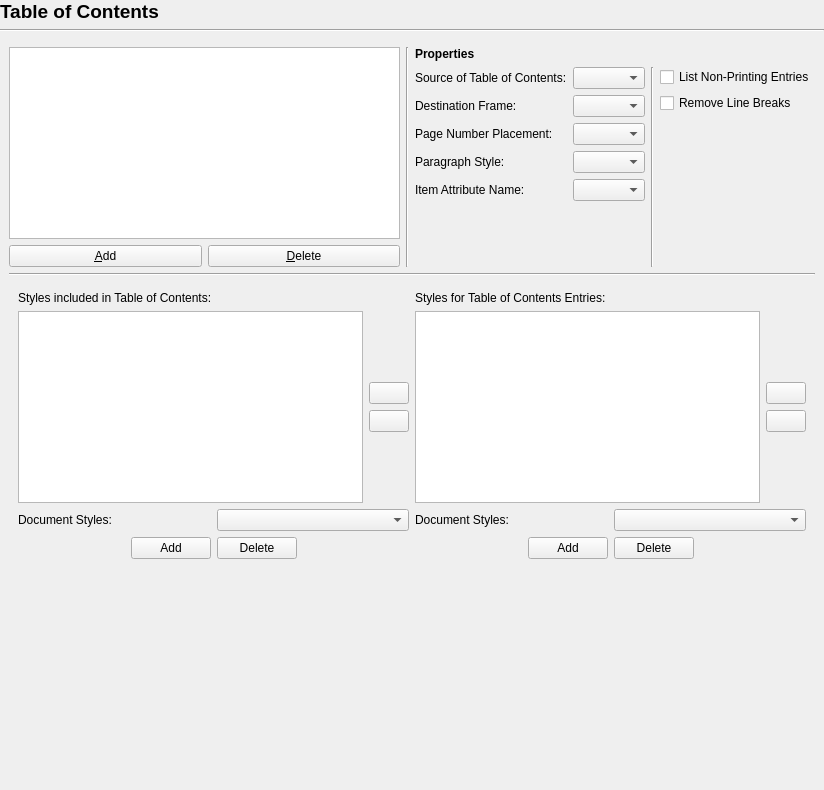
scribusproject/scribus, file scribus/ui/prefs_tableofcontentsbase.ui: the form before one commit.
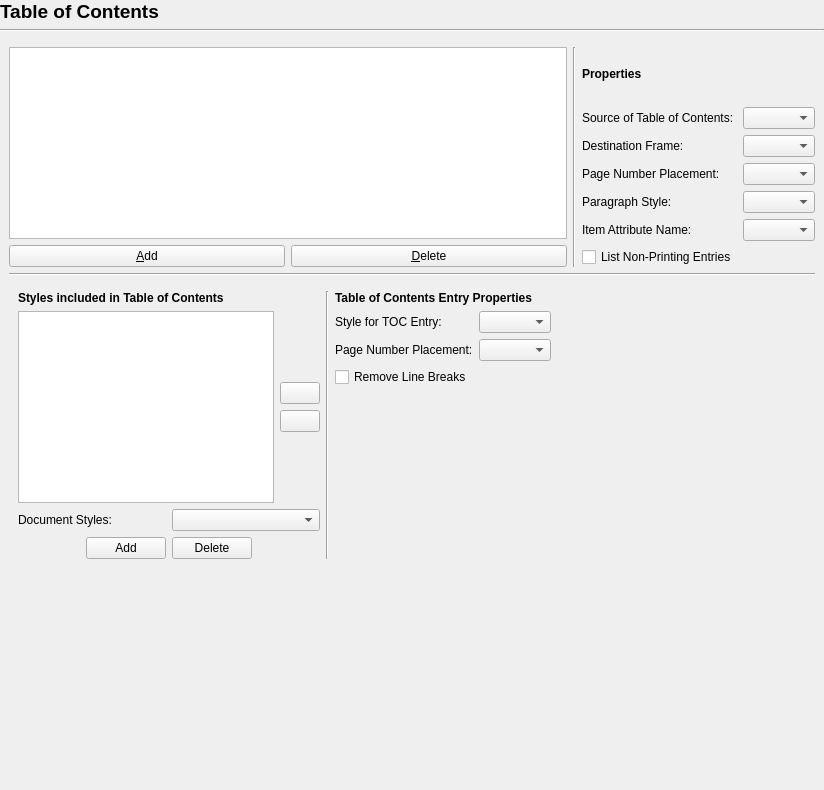
The form after the commit.

Commit message: Update TOC. Reorganise UI. Move entry style, line break and page location settings to per header style.

Patch:
```diff
--- a/scribus/ui/prefs_tableofcontentsbase.ui
+++ b/scribus/ui/prefs_tableofcontentsbase.ui
@@ -64,7 +64,7 @@
         <height>748</height>
        </rect>
       </property>
-      <layout class="QVBoxLayout" name="verticalLayout_9">
+      <layout class="QVBoxLayout" name="verticalLayout_8">
        <item>
         <layout class="QHBoxLayout" name="horizontalLayout_4">
          <item>
@@ -192,13 +192,6 @@
                  </property>
                 </widget>
                </item>
-               <item row="4" column="1">
-                <widget class="QComboBox" name="itemAttrComboBox">
-                 <property name="toolTip">
-                  <string>The Item Attribute that will be set on frames used as a basis for creation of the entries</string>
-                 </property>
-                </widget>
-               </item>
                <item row="4" column="0">
                 <widget class="QLabel" name="tocItemAttrLabel">
                  <property name="text">
@@ -209,50 +202,23 @@
                  </property>
                 </widget>
                </item>
-              </layout>
-             </item>
-             <item>
-              <widget class="Line" name="line_3">
-               <property name="orientation">
-                <enum>Qt::Vertical</enum>
-               </property>
-              </widget>
-             </item>
-             <item>
-              <layout class="QVBoxLayout" name="verticalLayout_4">
-               <item>
+               <item row="4" column="1">
+                <widget class="QComboBox" name="itemAttrComboBox">
+                 <property name="toolTip">
+                  <string>The Item Attribute that will be set on frames used as a basis for creation of the entries</string>
+                 </property>
+                </widget>
+               </item>
+               <item row="5" column="0">
                 <widget class="QCheckBox" name="itemListNonPrintingCheckBox">
                  <property name="toolTip">
-                  <string>Include frames that are set to not print as well</string>
+                  <string>Include frames that are set to not print</string>
                  </property>
                  <property name="text">
                   <string>List Non-Printing Entries</string>
                  </property>
                 </widget>
                </item>
-               <item>
-                <widget class="QCheckBox" name="removeLineBreaksCheckBox">
-                 <property name="toolTip">
-                  <string>Remove line breaks from text in the heading</string>
-                 </property>
-                 <property name="text">
-                  <string>Remove Line Breaks</string>
-                 </property>
-                </widget>
-               </item>
-               <item>
-                <spacer name="verticalSpacer_3">
-                 <property name="orientation">
-                  <enum>Qt::Vertical</enum>
-                 </property>
-                 <property name="sizeHint" stdset="0">
-                  <size>
-                   <width>20</width>
-                   <height>40</height>
-                  </size>
-                 </property>
-                </spacer>
-               </item>
               </layout>
              </item>
             </layout>
@@ -274,13 +240,19 @@
           <number>0</number>
          </property>
          <widget class="QWidget" name="page">
-          <layout class="QHBoxLayout" name="horizontalLayout_9">
+          <layout class="QHBoxLayout" name="horizontalLayout_5">
            <item>
             <layout class="QVBoxLayout" name="verticalLayout_6">
              <item>
               <widget class="QLabel" name="label_4">
+               <property name="font">
+                <font>
+                 <weight>75</weight>
+                 <bold>true</bold>
+                </font>
+               </property>
                <property name="text">
-                <string>Styles included in Table of Contents:</string>
+                <string>Styles included in Table of Contents</string>
                </property>
               </widget>
              </item>
@@ -403,80 +375,38 @@
             </layout>
            </item>
            <item>
-            <layout class="QVBoxLayout" name="verticalLayout_8">
+            <widget class="Line" name="line_5">
+             <property name="orientation">
+              <enum>Qt::Vertical</enum>
+             </property>
+            </widget>
+           </item>
+           <item>
+            <layout class="QVBoxLayout" name="verticalLayout_7">
              <item>
               <widget class="QLabel" name="label_6">
+               <property name="font">
+                <font>
+                 <weight>75</weight>
+                 <bold>true</bold>
+                </font>
+               </property>
                <property name="text">
-                <string>Styles for Table of Contents Entries:</string>
+                <string>Table of Contents Entry Properties</string>
                </property>
               </widget>
              </item>
              <item>
-              <layout class="QHBoxLayout" name="horizontalLayout_7">
-               <item>
-                <widget class="QListWidget" name="styleListTOCWidget">
-                 <property name="sortingEnabled">
-                  <bool>false</bool>
-                 </property>
-                </widget>
-               </item>
-               <item>
-                <layout class="QVBoxLayout" name="verticalLayout_7">
-                 <item>
-                  <spacer name="verticalSpacer_5">
-                   <property name="orientation">
-                    <enum>Qt::Vertical</enum>
-                   </property>
-                   <property name="sizeHint" stdset="0">
-                    <size>
-                     <width>20</width>
-                     <height>40</height>
-                    </size>
-                   </property>
-                  </spacer>
-                 </item>
-                 <item>
-                  <widget class="QPushButton" name="tocEntryStyleUpButton">
-                   <property name="text">
-                    <string/>
-                   </property>
-                  </widget>
-                 </item>
-                 <item>
-                  <widget class="QPushButton" name="tocEntryStyleDownButton">
-                   <property name="text">
-                    <string/>
-                   </property>
-                  </widget>
-                 </item>
-                 <item>
-                  <spacer name="verticalSpacer_6">
-                   <property name="orientation">
-                    <enum>Qt::Vertical</enum>
-                   </property>
-                   <property name="sizeHint" stdset="0">
-                    <size>
-                     <width>20</width>
-                     <height>40</height>
-                    </size>
-                   </property>
-                  </spacer>
-                 </item>
-                </layout>
-               </item>
-              </layout>
-             </item>
-             <item>
-              <layout class="QHBoxLayout" name="horizontalLayout_5">
-               <item>
+              <layout class="QFormLayout" name="formLayout_2">
+               <item row="0" column="0">
                 <widget class="QLabel" name="label_7">
                  <property name="text">
-                  <string>Document Styles:</string>
+                  <string>Style for TOC Entry:</string>
                  </property>
                 </widget>
                </item>
-               <item>
-                <widget class="QComboBox" name="paragraphStyleTOCComboBox">
+               <item row="0" column="1">
+                <widget class="QComboBox" name="tocEntryStyleComboBox">
                  <property name="sizePolicy">
                   <sizepolicy hsizetype="Preferred" vsizetype="Fixed">
                    <horstretch>0</horstretch>
@@ -485,54 +415,63 @@
                  </property>
                 </widget>
                </item>
-              </layout>
-             </item>
-             <item>
-              <layout class="QHBoxLayout" name="horizontalLayout_6">
-               <item>
-                <spacer name="horizontalSpacer_3">
-                 <property name="orientation">
-                  <enum>Qt::Horizontal</enum>
-                 </property>
-                 <property name="sizeHint" stdset="0">
-                  <size>
-                   <width>40</width>
-                   <height>20</height>
-                  </size>
-                 </property>
-                </spacer>
-               </item>
-               <item>
-                <widget class="QPushButton" name="addStyleTOCButton">
+               <item row="1" column="0">
+                <widget class="QLabel" name="tocNumberPlacementLabel_2">
                  <property name="text">
-                  <string>Add</string>
+                  <string>Page Number Placement:</string>
                  </property>
+                 <property name="wordWrap">
+                  <bool>false</bool>
+                 </property>
                 </widget>
                </item>
-               <item>
-                <widget class="QPushButton" name="deleteStyleTOCButton">
-                 <property name="text">
-                  <string>Delete</string>
+               <item row="1" column="1">
+                <widget class="QComboBox" name="tocEntryNumberPlacementComboBox">
+                 <property name="toolTip">
+                  <string>Place page numbers of the entries at the beginning or the end of the line, or not at all</string>
                  </property>
                 </widget>
                </item>
-               <item>
-                <spacer name="horizontalSpacer_4">
-                 <property name="orientation">
-                  <enum>Qt::Horizontal</enum>
-                 </property>
-                 <property name="sizeHint" stdset="0">
-                  <size>
-                   <width>40</width>
-                   <height>20</height>
-                  </size>
-                 </property>
-                </spacer>
-               </item>
               </layout>
              </item>
+             <item>
+              <widget class="QCheckBox" name="tocEntryRemoveLineBreaksCheckBox">
+               <property name="toolTip">
+                <string>Remove line breaks from text in the heading</string>
+               </property>
+               <property name="text">
+                <string>Remove Line Breaks</string>
+               </property>
+              </widget>
+             </item>
+             <item>
+              <spacer name="verticalSpacer_5">
+               <property name="orientation">
+                <enum>Qt::Vertical</enum>
+               </property>
+               <property name="sizeHint" stdset="0">
+                <size>
+                 <width>20</width>
+                 <height>40</height>
+                </size>
+               </property>
+              </spacer>
+             </item>
             </layout>
            </item>
+           <item>
+            <spacer name="horizontalSpacer_3">
+             <property name="orientation">
+              <enum>Qt::Horizontal</enum>
+             </property>
+             <property name="sizeHint" stdset="0">
+              <size>
+               <width>40</width>
+               <height>20</height>
+              </size>
+             </property>
+            </spacer>
+           </item>
           </layout>
          </widget>
          <widget class="QWidget" name="page_2"/>
```
The commit also changes 9 other files.
